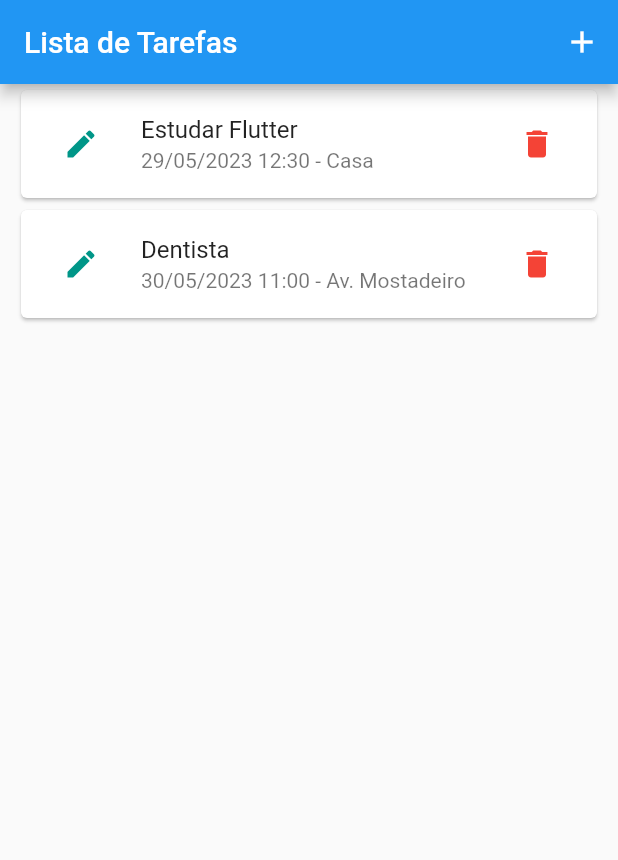
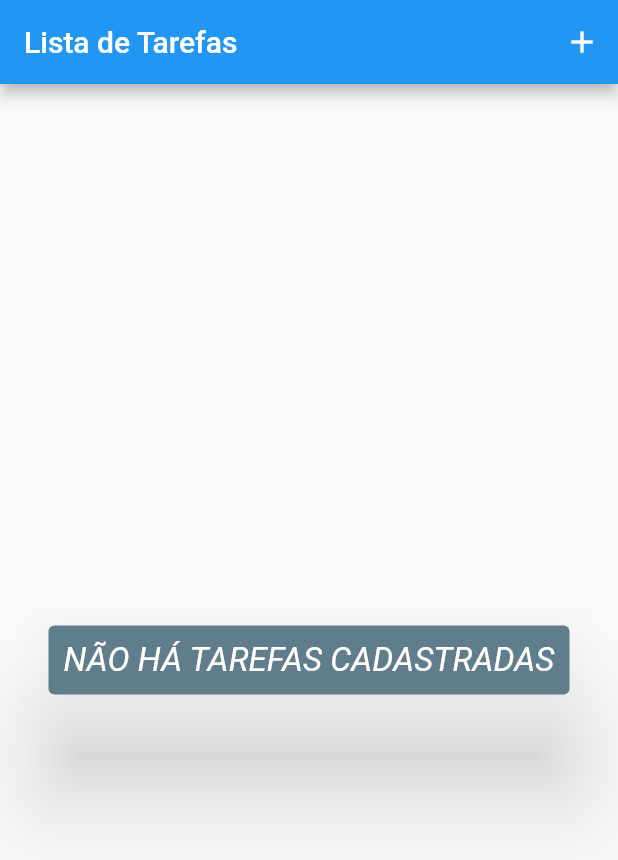
Before and after one commit to flavio-vicentini-infnet/flutter_modulo_01, a Flutter app: the screen it shows after launch, on a phone screen of 412 x 824 dp. Shown: the top 860 px of the screen. Run offline on Flutter 3.47's test engine with Material 2 defaults, Android fonts, the phone set to English and light mode, and no system bars; our stand-ins replace location.

Commit message:
versao para entrega v2

```diff
--- a/lib/data/tarefas_source.dart
+++ b/lib/data/tarefas_source.dart
@@ -1,6 +1,6 @@
 import 'package:agendador_tarefas_app/models/tarefa.dart';
 
 const Map<String, Tarefa> TAREFAS_SOURCE = {
-  '1': Tarefa("1", "Estudar Flutter", "29/05/2023", "12:30", "Casa"),
-  '2': Tarefa("2", "Dentista", "30/05/2023", "11:00", "Av. Mostadeiro"),
+  // '1': Tarefa("1", "Estudar Flutter", "29/05/2023", "12:30", "Casa"),
+  // '2': Tarefa("2", "Dentista", "30/05/2023", "11:00", "Av. Mostadeiro"),
 };
--- a/lib/screens/tarefas_list_screen.dart
+++ b/lib/screens/tarefas_list_screen.dart
@@ -23,10 +23,30 @@ class TarefasListScreen extends StatelessWidget {
           )
         ],
       ),
-      body: ListView.builder(
-        itemCount: tarefasProvider.count,
-        itemBuilder: (context, index) => TarefaTile(tarefasProvider.tarefaById(index)),
-      ),
+      body: tarefasProvider.count > 0
+          ? ListView.builder(
+              itemCount: tarefasProvider.count,
+              itemBuilder: (context, index) =>
+                  TarefaTile(tarefasProvider.tarefaById(index)),
+            )
+          : const Center(
+              child: Card(
+                borderOnForeground: true,
+                elevation: 32,
+                color: Colors.blueGrey,
+                child: Padding(
+                  padding: EdgeInsets.all(10.0),
+                  child: Text(
+                    "NÃO HÁ TAREFAS CADASTRADAS",
+                    style: TextStyle(
+                      color: Colors.white,
+                      fontSize: 22,
+                      fontStyle: FontStyle.italic,
+                    ),
+                  ),
+                ),
+              ),
+            ),
     );
   }
 }
```
Also changed, not shown: lib/components/tarefa_form.dart (+32 -0 lines).
